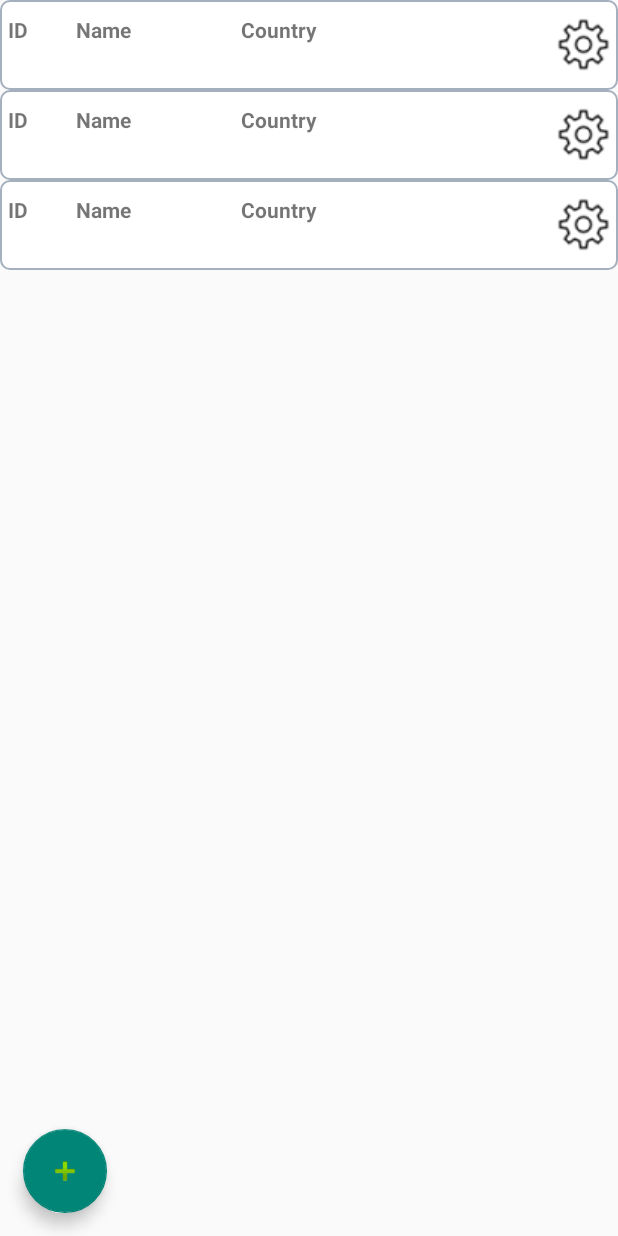
After one commit to yanfalcao/HorizonDesafio, an Android app: the layout activity_recycler_view.xml on its own in the app's theme, with its tools: preview values and no code run, on a phone screen of 412 x 824 dp. The commit adds this screen. Run offline under Robolectric (Android 15) with nearby library versions, the phone set to English and light mode, and no system bars.

Commit message:
Sucesso no teste do RecyclerView

```diff
--- a/MundialSurf/app/build.gradle
+++ b/MundialSurf/app/build.gradle
@@ -25,4 +25,7 @@ dependencies {
     testImplementation 'junit:junit:4.12'
     androidTestImplementation 'com.android.support.test:runner:1.0.2'
     androidTestImplementation 'com.android.support.test.espresso:espresso-core:3.0.2'
+    implementation 'com.android.support:recyclerview-v7:28.0.0'
+    implementation 'com.android.support:cardview-v7:28.0.0'
+    implementation 'com.android.support:design:28.0.0'
 }
--- a/MundialSurf/app/src/main/AndroidManifest.xml
+++ b/MundialSurf/app/src/main/AndroidManifest.xml
@@ -22,7 +22,8 @@
         <activity android:name=".view.surfersViews.NewSurferActivity" />
         <activity android:name=".view.wavesViews.NewWaveActivity" />
         <activity android:name=".view.wavesViews.RegisterWaveActivity" />
-        <activity android:name=".view.notesViews.NewPunctuacionActivity"></activity>
+        <activity android:name=".view.notesViews.NewPunctuacionActivity" />
+        <activity android:name=".view.RecyclerViewActivity"></activity>
     </application>
 
 </manifest>
--- a/MundialSurf/app/src/main/java/br/com/yanfalcao/mundialsurf/view/MainActivity.java
+++ b/MundialSurf/app/src/main/java/br/com/yanfalcao/mundialsurf/view/MainActivity.java
@@ -30,4 +30,6 @@ public class MainActivity extends AppCompatActivity {
     public void clickOnNewWave(View view) { startActivity(new Intent(this, NewWaveActivity.class)); }
 
     public void clickOnNewPunctuation(View view) { startActivity(new Intent(this, NewPunctuacionActivity.class)); }
+
+    public void clickOnRecyclerView(View view) { startActivity(new Intent(this, RecyclerViewActivity.class)); }
 }
--- /dev/null
+++ b/MundialSurf/app/src/main/res/layout/activity_recycler_view.xml
@@ -0,0 +1,29 @@
+<?xml version="1.0" encoding="utf-8"?>
+<FrameLayout
+    xmlns:android="http://schemas.android.com/apk/res/android"
+    xmlns:app="http://schemas.android.com/apk/res-auto"
+    xmlns:tools="http://schemas.android.com/tools"
+    android:layout_width="match_parent"
+    android:layout_height="match_parent"
+    tools:context=".view.RecyclerViewActivity">
+
+    <android.support.v7.widget.RecyclerView
+        android:id="@+id/recycler_view_layout"
+        android:layout_width="match_parent"
+        android:layout_height="match_parent"
+        tools:listitem="@layout/main_line_view">
+
+    </android.support.v7.widget.RecyclerView>
+
+    <android.support.design.widget.FloatingActionButton
+        android:id="@+id/floatingActionButton"
+        android:layout_width="wrap_content"
+        android:layout_height="wrap_content"
+        android:clickable="true"
+        android:onClick="clickOnNewSurfers"
+        android:layout_gravity="bottom"
+        android:layout_marginLeft="15dp"
+        android:layout_marginBottom="15dp"
+        app:srcCompat="@android:drawable/ic_input_add" />
+
+</FrameLayout>
--- /dev/null
+++ b/MundialSurf/app/src/main/res/layout/main_line_view.xml
@@ -0,0 +1,88 @@
+<?xml version="1.0" encoding="utf-8"?>
+<LinearLayout xmlns:android="http://schemas.android.com/apk/res/android"
+    xmlns:app="http://schemas.android.com/apk/res-auto"
+    android:layout_width="match_parent"
+    android:layout_height="60dp"
+    android:orientation="horizontal"
+    android:background="@drawable/rount_edit_text">
+
+    <LinearLayout
+        android:layout_width="40dp"
+        android:layout_height="match_parent"
+        android:layout_marginLeft="5dp"
+        android:layout_marginTop="10dp"
+        android:layout_marginBottom="10dp"
+        android:orientation="vertical">
+
+        <TextView
+            android:layout_width="wrap_content"
+            android:layout_height="wrap_content"
+            android:text="ID"
+            android:textStyle="bold" />
+
+        <TextView
+            android:id="@+id/idd"
+            android:layout_width="wrap_content"
+            android:layout_height="wrap_content"
+            android:layout_marginTop="5dp" />
+
+    </LinearLayout>
+
+    <LinearLayout
+        android:layout_width="100dp"
+        android:layout_height="match_parent"
+        android:layout_marginLeft="5dp"
+        android:layout_marginTop="10dp"
+        android:layout_marginBottom="10dp"
+        android:orientation="vertical">
+
+        <TextView
+            android:layout_width="wrap_content"
+            android:layout_height="wrap_content"
+            android:text="Name"
+            android:textStyle="bold" />
+
+        <TextView
+            android:id="@+id/namee"
+            android:layout_width="wrap_content"
+            android:layout_height="wrap_content"
+            android:layout_marginTop="5dp" />
+
+    </LinearLayout>
+
+    <LinearLayout
+        android:layout_width="80dp"
+        android:layout_height="match_parent"
+        android:layout_marginLeft="10dp"
+        android:layout_marginTop="10dp"
+        android:layout_marginBottom="10dp"
+        android:orientation="vertical">
+
+        <TextView
+            android:layout_width="wrap_content"
+            android:layout_height="wrap_content"
+            android:text="Country"
+            android:textStyle="bold" />
+
+        <TextView
+            android:id="@+id/countryy"
+            android:layout_width="wrap_content"
+            android:layout_height="wrap_content"
+            android:layout_marginTop="5dp" />
+
+    </LinearLayout>
+
+    <GridLayout
+        android:layout_width="match_parent"
+        android:layout_height="match_parent">
+
+        <ImageView
+            android:layout_gravity="right"
+            android:layout_marginTop="12dp"
+            android:layout_marginRight="5dp"
+            android:layout_width="wrap_content"
+            android:layout_height="wrap_content"
+            android:src="@drawable/icons_settings" />
+    </GridLayout>
+
+</LinearLayout>
```
Also changed, not shown: MundialSurf/app/src/main/java/br/com/yanfalcao/mundialsurf/view/LineAdapterSurfer.java (added, +37 -0 lines), MundialSurf/app/src/main/java/br/com/yanfalcao/mundialsurf/view/LineHolder.java (added, +22 -0 lines), MundialSurf/app/src/main/java/br/com/yanfalcao/mundialsurf/view/RecyclerViewActivity.java (added, +49 -0 lines), MundialSurf/app/src/main/res/layout/activity_main.xml (+13 -0 lines), MundialSurf/app/src/main/res/drawable/icons_settings.png.
